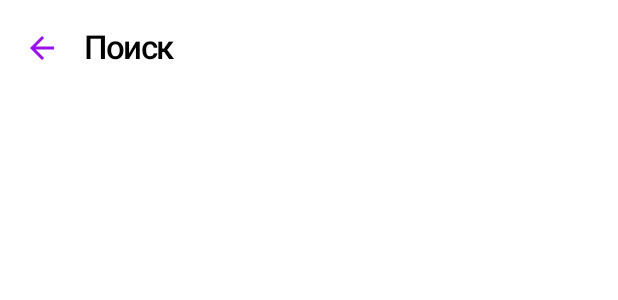
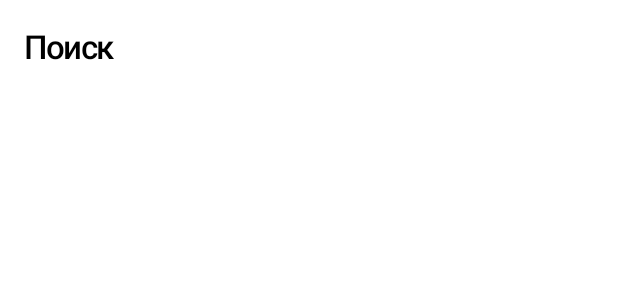
Before and after one commit to deavikt/BankCardInfo, an Android app built with Jetpack Compose: the @Preview function TopBarPreview, on a phone screen of 412 x 824 dp. Shown: the top 300 px of the screen. Run offline under Robolectric (Android 15) with nearby library versions, the phone set to English and light mode, and no system bars.

```diff
--- a/app/src/main/java/ru/salfa/bankcardinfo/ui/components/TopBar.kt
+++ b/app/src/main/java/ru/salfa/bankcardinfo/ui/components/TopBar.kt
@@ -1,11 +1,7 @@
 package ru.salfa.bankcardinfo.ui.components
 
 import androidx.annotation.StringRes
-import androidx.compose.material.icons.Icons
-import androidx.compose.material.icons.automirrored.filled.ArrowBack
 import androidx.compose.material3.ExperimentalMaterial3Api
-import androidx.compose.material3.Icon
-import androidx.compose.material3.IconButton
 import androidx.compose.material3.Text
 import androidx.compose.material3.TopAppBar
 import androidx.compose.runtime.Composable
@@ -13,30 +9,17 @@ import androidx.compose.ui.res.stringResource
 import androidx.compose.ui.tooling.preview.Preview
 import ru.salfa.bankcardinfo.R
 import ru.salfa.bankcardinfo.ui.theme.BankCardInfoTheme
-import ru.salfa.bankcardinfo.ui.theme.Purple
 import ru.salfa.bankcardinfo.ui.theme.Typography
 
 @OptIn(ExperimentalMaterial3Api::class)
 @Composable
-fun TopBar(
-    @StringRes titleId: Int,
-    navigateBack: () -> Unit
-) {
+fun TopBar(@StringRes titleId: Int) {
     TopAppBar(
         title = {
             Text(
                 text = stringResource(titleId),
                 style = Typography.titleLarge
             )
-        },
-        navigationIcon = {
-            IconButton(onClick = navigateBack) {
-                Icon(
-                    imageVector = Icons.AutoMirrored.Filled.ArrowBack,
-                    contentDescription = stringResource(id = R.string.navigate_back_description),
-                    tint = Purple
-                )
-            }
         }
     )
 }
@@ -46,8 +29,7 @@ fun TopBar(
 private fun TopBarPreview() {
     BankCardInfoTheme {
         TopBar(
-            titleId = R.string.bin_info_search_title,
-            navigateBack = { }
+            titleId = R.string.bin_info_search_title
         )
     }
 }
```
Also changed, not shown: app/src/main/java/ru/salfa/bankcardinfo/MainActivity.kt (+5 -2 lines), app/src/main/java/ru/salfa/bankcardinfo/ui/components/BottomBar.kt (added, +46 -0 lines), app/src/main/java/ru/salfa/bankcardinfo/ui/models/BottomBarItems.kt (added, +19 -0 lines), app/src/main/res/drawable/history_icon.xml (added, +9 -0 lines), app/src/main/res/drawable/search_icon.xml (added, +9 -0 lines).
